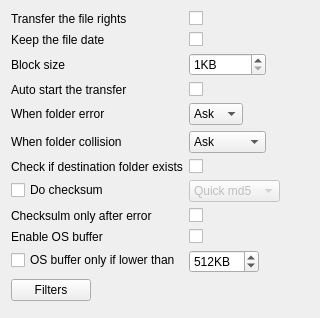
The window that plugins/CopyEngine/Ultracopier-0.3/options.ui (alphaonex86/Ultracopier) describes before a commit, drawn with Qt 5.
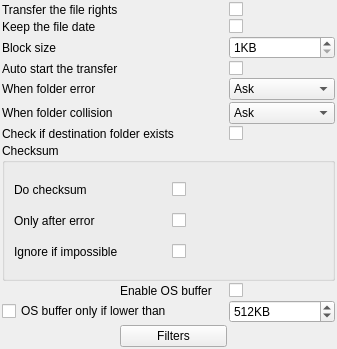
The same window after the commit.

Commit message: Change the checksum options

What changed in the file:
```diff
--- a/plugins/CopyEngine/Ultracopier-0.3/options.ui
+++ b/plugins/CopyEngine/Ultracopier-0.3/options.ui
@@ -6,13 +6,16 @@
    <rect>
     <x>0</x>
     <y>0</y>
-    <width>320</width>
-    <height>318</height>
+    <width>337</width>
+    <height>349</height>
    </rect>
   </property>
-  <layout class="QFormLayout" name="formLayout">
-   <property name="fieldGrowthPolicy">
-    <enum>QFormLayout::ExpandingFieldsGrow</enum>
+  <layout class="QGridLayout" name="gridLayout">
+   <property name="margin">
+    <number>2</number>
+   </property>
+   <property name="spacing">
+    <number>2</number>
    </property>
    <item row="0" column="0">
     <widget class="QLabel" name="label">
@@ -21,12 +24,8 @@
      </property>
     </widget>
    </item>
-   <item row="0" column="1">
-    <widget class="QCheckBox" name="doRightTransfer">
-     <property name="text">
-      <string/>
-     </property>
-    </widget>
+   <item row="0" column="2">
+    <widget class="QCheckBox" name="doRightTransfer"/>
    </item>
    <item row="1" column="0">
     <widget class="QLabel" name="label_2">
@@ -35,21 +34,10 @@
      </property>
     </widget>
    </item>
-   <item row="1" column="1">
-    <widget class="QCheckBox" name="keepDate">
-     <property name="text">
-      <string/>
-     </property>
-    </widget>
+   <item row="1" column="2">
+    <widget class="QCheckBox" name="keepDate"/>
    </item>
-   <item row="2" column="0">
-    <widget class="QLabel" name="label_4">
-     <property name="text">
-      <string>Block size</string>
-     </property>
-    </widget>
-   </item>
-   <item row="2" column="1">
+   <item row="2" column="2">
     <widget class="QSpinBox" name="blockSize">
      <property name="suffix">
       <string>KB</string>
@@ -62,19 +50,15 @@
      </property>
     </widget>
    </item>
-   <item row="3" column="0">
+   <item row="3" column="0" colspan="2">
     <widget class="QLabel" name="label_5">
      <property name="text">
       <string>Auto start the transfer</string>
      </property>
     </widget>
    </item>
-   <item row="3" column="1">
-    <widget class="QCheckBox" name="autoStart">
-     <property name="text">
-      <string/>
-     </property>
-    </widget>
+   <item row="3" column="2">
+    <widget class="QCheckBox" name="autoStart"/>
    </item>
    <item row="4" column="0">
     <widget class="QLabel" name="label_6">
@@ -83,7 +67,7 @@
      </property>
     </widget>
    </item>
-   <item row="4" column="1">
+   <item row="4" column="2">
     <widget class="QComboBox" name="comboBoxFolderError">
      <item>
       <property name="text">
@@ -104,7 +88,7 @@
      </property>
     </widget>
    </item>
-   <item row="5" column="1">
+   <item row="5" column="2">
     <widget class="QComboBox" name="comboBoxFolderColision">
      <item>
       <property name="text">
@@ -128,81 +112,73 @@
      </item>
     </widget>
    </item>
-   <item row="6" column="0">
+   <item row="6" column="0" colspan="2">
     <widget class="QLabel" name="label_8">
      <property name="text">
       <string>Check if destination folder exists</string>
      </property>
     </widget>
    </item>
-   <item row="6" column="1">
-    <widget class="QCheckBox" name="checkBoxDestinationFolderExists">
-     <property name="text">
-      <string/>
-     </property>
-    </widget>
+   <item row="6" column="2">
+    <widget class="QCheckBox" name="checkBoxDestinationFolderExists"/>
    </item>
-   <item row="7" column="0">
-    <widget class="QCheckBox" name="doChecksum">
-     <property name="text">
-      <string>Do checksum</string>
+   <item row="7" column="0" colspan="3">
+    <widget class="QGroupBox" name="groupBox">
+     <property name="title">
+      <string>Checksum</string>
      </property>
+     <layout class="QGridLayout" name="gridLayout_2">
+      <item row="1" column="1">
+       <widget class="QCheckBox" name="checksumOnlyOnError"/>
+      </item>
+      <item row="1" column="0">
+       <widget class="QLabel" name="label_9">
+        <property name="text">
+         <string>Only after error</string>
+        </property>
+       </widget>
+      </item>
+      <item row="2" column="0">
+       <widget class="QLabel" name="label_10">
+        <property name="text">
+         <string>Ignore if impossible</string>
+        </property>
+       </widget>
+      </item>
+      <item row="2" column="1">
+       <widget class="QCheckBox" name="checksumIgnoreIfImpossible"/>
+      </item>
+      <item row="0" column="1">
+       <widget class="QCheckBox" name="doChecksum"/>
+      </item>
+      <item row="0" column="0">
+       <widget class="QLabel" name="label_11">
+        <property name="text">
+         <string>Do checksum</string>
+        </property>
+       </widget>
+      </item>
+     </layout>
     </widget>
    </item>
-   <item row="7" column="1">
-    <widget class="QComboBox" name="checksumType">
-     <property name="enabled">
-      <bool>false</bool>
-     </property>
-     <item>
-      <property name="text">
-       <string>Quick md5</string>
-      </property>
-     </item>
-     <item>
-      <property name="text">
-       <string>Quick sha1</string>
-      </property>
-     </item>
-     <item>
-      <property name="text">
-       <string>Full crc32</string>
-      </property>
-     </item>
-     <item>
-      <property name="text">
-       <string>Full md5</string>
-      </property>
-     </item>
-     <item>
-      <property name="text">
-       <string>Full sha1</string>
-      </property>
-     </item>
-    </widget>
-   </item>
-   <item row="10" column="0">
+   <item row="8" column="1">
     <widget class="QLabel" name="label_3">
      <property name="text">
       <string>Enable OS buffer</string>
      </property>
     </widget>
    </item>
-   <item row="10" column="1">
-    <widget class="QCheckBox" name="osBuffer">
-     <property name="text">
-      <string/>
-     </property>
-    </widget>
+   <item row="8" column="2">
+    <widget class="QCheckBox" name="osBuffer"/>
    </item>
-   <item row="11" column="0">
+   <item row="9" column="0" colspan="2">
     <widget class="QCheckBox" name="osBufferLimited">
      <property name="text">
       <string>OS buffer only if lower than</string>
      </property>
     </widget>
    </item>
-   <item row="11" column="1">
+   <item row="9" column="2">
     <widget class="QSpinBox" name="osBufferLimit">
      <property name="suffix">
       <string>KB</string>
@@ -218,24 +194,17 @@
      </property>
     </widget>
    </item>
-   <item row="12" column="0">
+   <item row="10" column="1">
     <widget class="QPushButton" name="filters">
      <property name="text">
       <string>Filters</string>
      </property>
     </widget>
    </item>
-   <item row="8" column="1">
-    <widget class="QCheckBox" name="checksumOnlyOnError">
+   <item row="2" column="0">
+    <widget class="QLabel" name="label_4">
      <property name="text">
-      <string/>
-     </property>
-    </widget>
-   </item>
-   <item row="8" column="0">
-    <widget class="QLabel" name="label_9">
-     <property name="text">
-      <string>Checksulm only after error</string>
+      <string>Block size</string>
      </property>
     </widget>
    </item>
```
Left out of the diff: 19 changed lines with no effect on the pictures. The commit also changes 2 other files.
